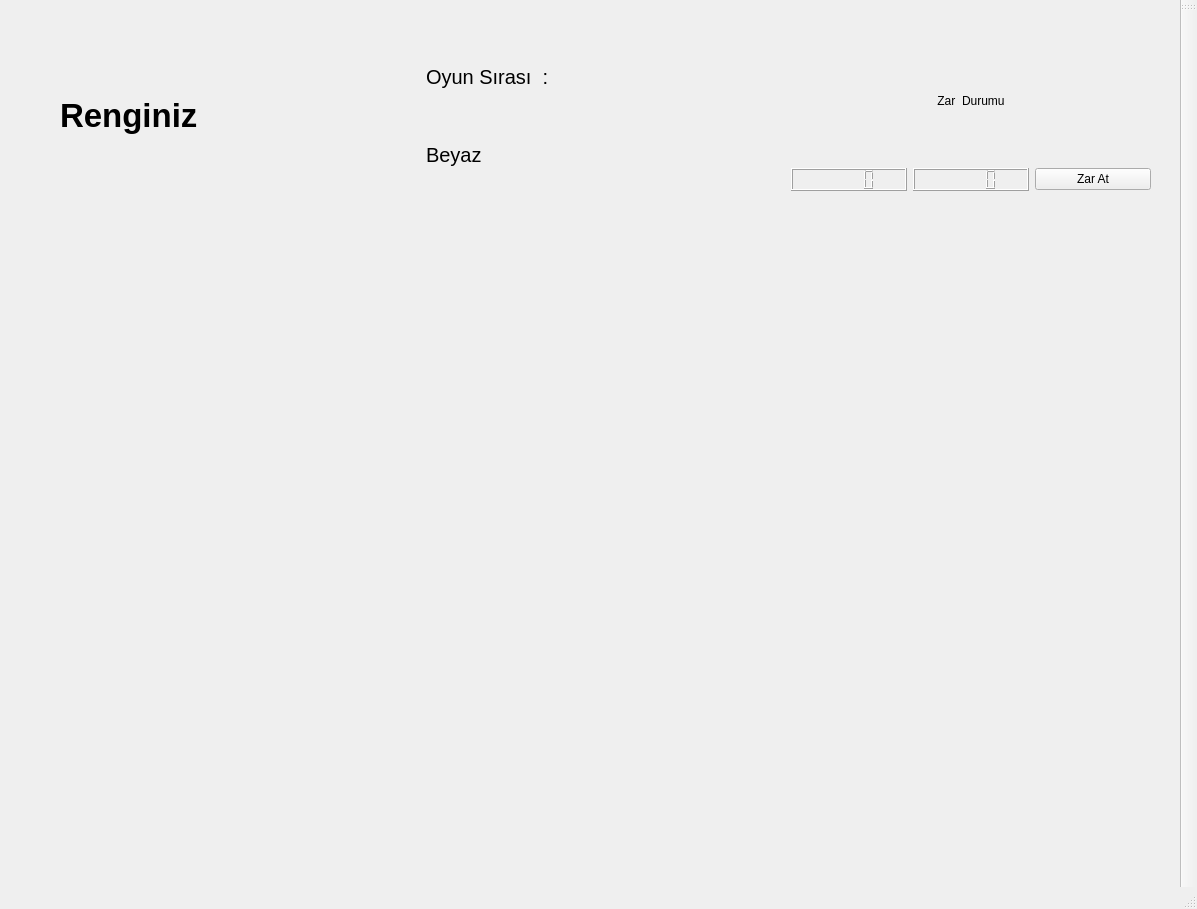
This is game.ui in Mustafa-Aydin69/Tavla as Qt 5 draws it before an edit. The edited form follows.
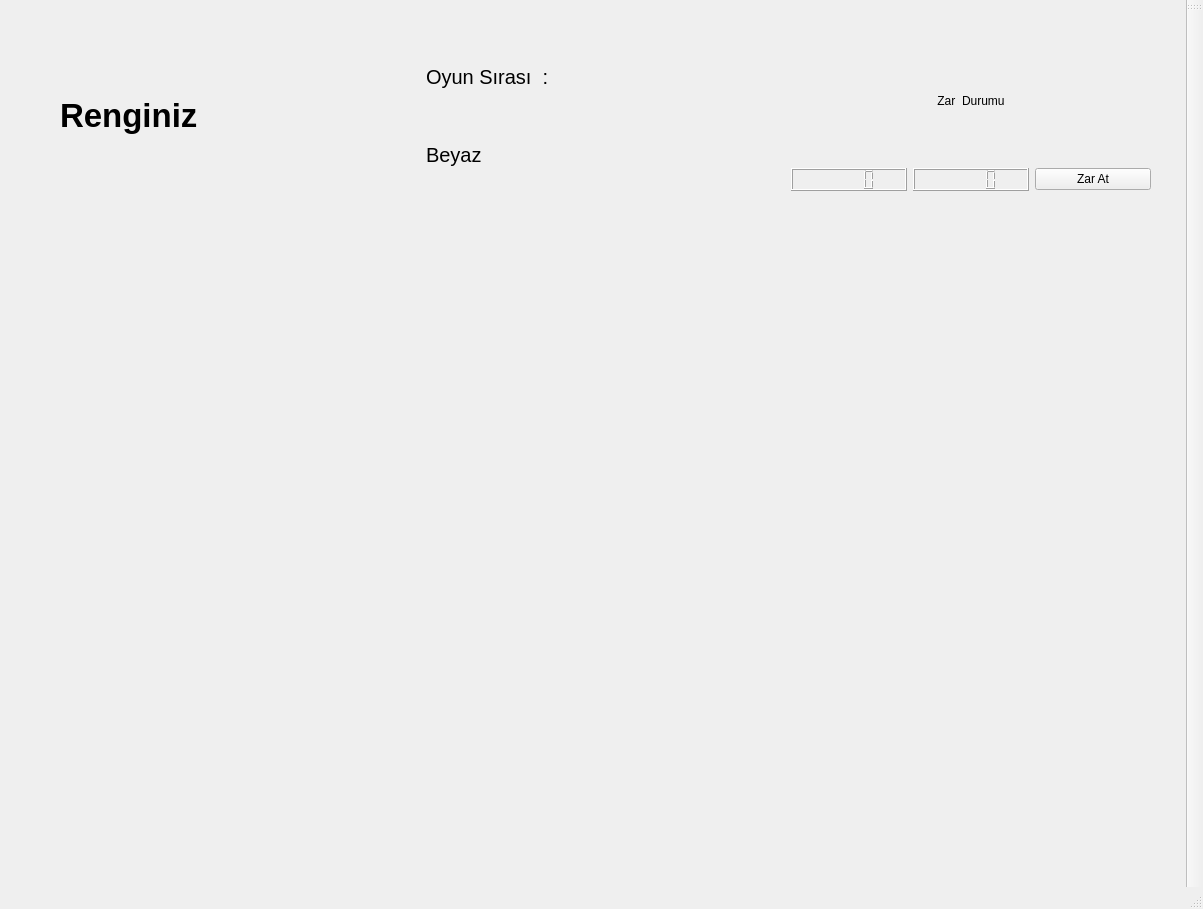
This is the edited form.

The edit to the form file:
```diff
--- a/game.ui
+++ b/game.ui
@@ -9,7 +9,7 @@
    <rect>
     <x>0</x>
     <y>0</y>
-    <width>1192</width>
+    <width>1203</width>
     <height>909</height>
    </rect>
   </property>
```
Left out of the diff: 3 changed lines with no effect on the pictures.
